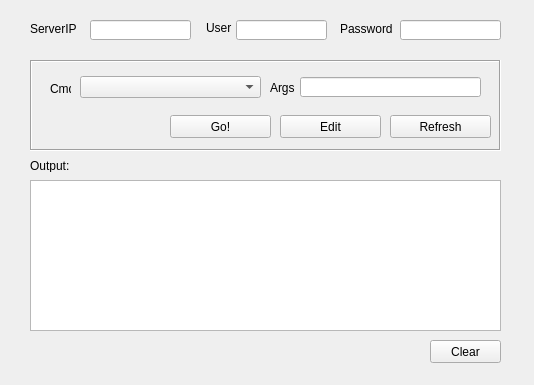
Old version of the form qtgui_version/ui_SshWidget.ui in the repository shuoGG1239/ui_shell.
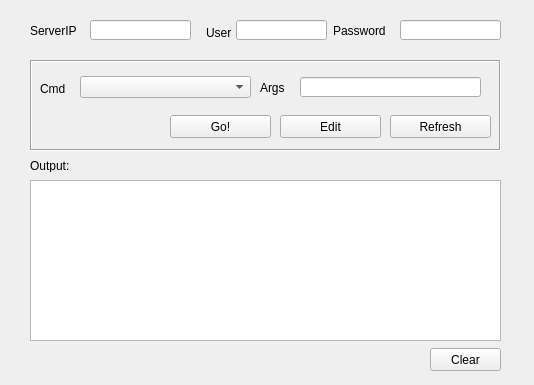
New version of the form.

```diff
--- a/qtgui_version/ui_SshWidget.ui
+++ b/qtgui_version/ui_SshWidget.ui
@@ -18,8 +18,8 @@
     <rect>
      <x>30</x>
      <y>23</y>
-     <width>54</width>
-     <height>12</height>
+     <width>61</width>
+     <height>16</height>
     </rect>
    </property>
    <property name="text">
@@ -52,26 +52,16 @@
   <widget class="QLabel" name="label_2">
    <property name="geometry">
     <rect>
-     <x>340</x>
+     <x>333</x>
      <y>23</y>
-     <width>54</width>
-     <height>12</height>
+     <width>61</width>
+     <height>16</height>
     </rect>
    </property>
    <property name="text">
     <string>Password</string>
    </property>
   </widget>
-  <widget class="QTextBrowser" name="textBrowserOutput">
-   <property name="geometry">
-    <rect>
-     <x>30</x>
-     <y>180</y>
-     <width>471</width>
-     <height>151</height>
-    </rect>
-   </property>
-  </widget>
   <widget class="QFrame" name="frameCmd">
    <property name="geometry">
     <rect>
@@ -90,7 +80,7 @@
    <widget class="QLabel" name="label_4">
     <property name="geometry">
      <rect>
-      <x>240</x>
+      <x>230</x>
       <y>20</y>
       <width>31</width>
       <height>16</height>
@@ -113,9 +103,9 @@
    <widget class="QLabel" name="label_3">
     <property name="geometry">
      <rect>
-      <x>20</x>
+      <x>10</x>
       <y>21</y>
-      <width>21</width>
+      <width>31</width>
       <height>16</height>
      </rect>
     </property>
@@ -141,7 +131,7 @@
      <rect>
       <x>50</x>
       <y>16</y>
-      <width>181</width>
+      <width>171</width>
       <height>22</height>
      </rect>
     </property>
@@ -200,9 +190,9 @@
    <property name="geometry">
     <rect>
      <x>206</x>
-     <y>20</y>
+     <y>23</y>
      <width>31</width>
-     <height>16</height>
+     <height>20</height>
     </rect>
    </property>
    <property name="text">
@@ -213,7 +203,7 @@
    <property name="geometry">
     <rect>
      <x>430</x>
-     <y>340</y>
+     <y>348</y>
      <width>71</width>
      <height>23</height>
     </rect>
@@ -222,6 +212,19 @@
     <string>Clear</string>
    </property>
   </widget>
+  <widget class="QPlainTextEdit" name="plainTextEditOutput">
+   <property name="geometry">
+    <rect>
+     <x>30</x>
+     <y>180</y>
+     <width>471</width>
+     <height>161</height>
+    </rect>
+   </property>
+   <property name="readOnly">
+    <bool>false</bool>
+   </property>
+  </widget>
  </widget>
  <resources/>
  <connections/>
```
